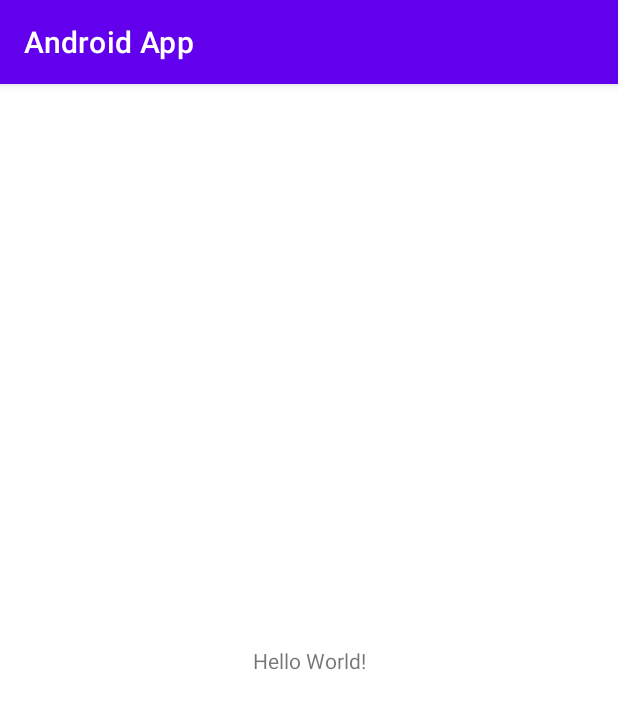
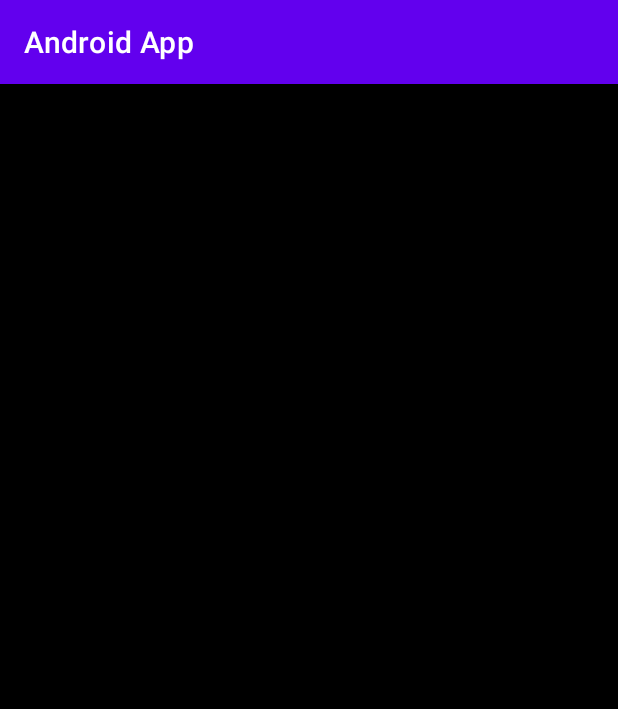
Before and after one commit to litvem/Tank_battle, an Android app: the screen it shows after launch (MainActivity), on a phone screen of 412 x 824 dp. Shown: the top 709 px of the screen. Run offline under Robolectric (Android 15) with nearby library versions, the phone set to English and light mode, and no system bars.

Commit message:
Create camera view for the game screen
Related issue: #4

```diff
--- a/android-app/app/src/main/res/layout/activity_main.xml
+++ b/android-app/app/src/main/res/layout/activity_main.xml
@@ -4,15 +4,21 @@
     xmlns:tools="http://schemas.android.com/tools"
     android:layout_width="match_parent"
     android:layout_height="match_parent"
-    tools:context=".MainActivity">
+    tools:context=".MainActivity"
+    android:background="@color/black">
 
-    <TextView
-        android:layout_width="wrap_content"
-        android:layout_height="wrap_content"
-        android:text="Hello World!"
-        app:layout_constraintBottom_toBottomOf="parent"
-        app:layout_constraintLeft_toLeftOf="parent"
-        app:layout_constraintRight_toRightOf="parent"
-        app:layout_constraintTop_toTopOf="parent" />
+    <LinearLayout
+        android:layout_width="match_parent"
+        android:layout_height="match_parent"
+        android:orientation="vertical" >
+
+        <ImageView
+            android:id="@+id/imageView"
+            android:layout_width="match_parent"
+            android:layout_height="match_parent"
+            android:layout_weight="0.3"
+            android:contentDescription="cameraView" />
+
+    </LinearLayout>
 
 </androidx.constraintlayout.widget.ConstraintLayout>
```
